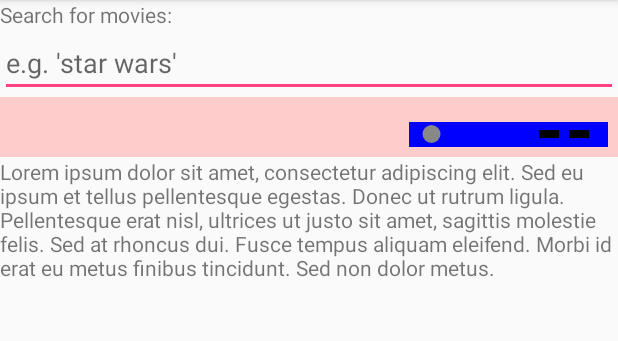
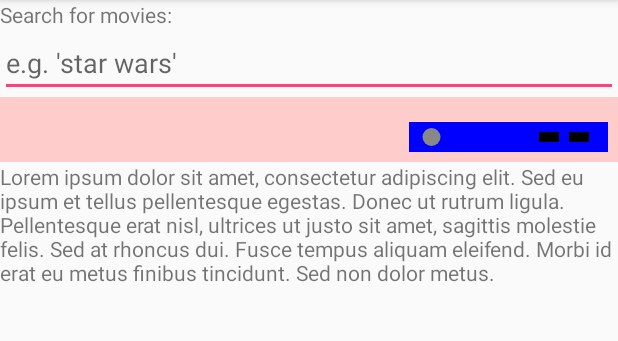
Before and after one commit to torstengustafsson/TDDC73_Project, an Android app: the screen it shows after launch (MainActivity), on a phone screen of 412 x 824 dp, the part 84-425 px from its top. Run offline under Robolectric (Android 15) with nearby library versions, the phone set to English and light mode, and no system bars.

```diff
--- a/Carousel/app/src/main/java/com/example/administrator/carousel/PageIndicator.java
+++ b/Carousel/app/src/main/java/com/example/administrator/carousel/PageIndicator.java
@@ -7,7 +7,10 @@ import android.graphics.Color;
 import android.graphics.Paint;
 import android.graphics.Region;
 import android.graphics.drawable.ShapeDrawable;
+import android.graphics.drawable.shapes.ArcShape;
+import android.graphics.drawable.shapes.OvalShape;
 import android.graphics.drawable.shapes.RectShape;
+import android.graphics.drawable.shapes.Shape;
 import android.util.AttributeSet;
 import android.util.Log;
 import android.view.LayoutInflater;
@@ -23,7 +26,7 @@ import static android.graphics.Color.RED;
  * using two arrow buttons. Circles are used to show where user is positioned.
  */
 
-public class PageIndicator extends View implements View.OnClickListener {
+public class PageIndicator extends View{
 
     private Paint paint;
     private int radius;
@@ -73,10 +76,8 @@ public class PageIndicator extends View implements View.OnClickListener {
 
     private void init(){
         //setOnClickListener(this);
-
         paint = new Paint();
         paint.setColor(Color.GRAY);
-        radius = 20;
         pages = 1;
         next = new ShapeDrawable(new RectShape());
         back = new ShapeDrawable(new RectShape());
@@ -92,20 +93,11 @@ public class PageIndicator extends View implements View.OnClickListener {
     }
 
     @Override
-    public void onClick(View view) {
-        Toast.makeText(getContext(), "Du har klickat", Toast.LENGTH_SHORT).show();
-    }
-
-    @Override
     public boolean onTouchEvent(MotionEvent event) {
         // MotionEvent object holds X-Y values
         if(event.getAction() == MotionEvent.ACTION_DOWN) {
             if(checkBoundsNext(event.getX(), event.getY())){
-                String text = "You click at x = " + event.getX() + " and y = " + event.getY();
-                Toast.makeText(getContext(), text, Toast.LENGTH_LONG).show();
-                onClick(this);
             }else if(checkBoundsBack(event.getX(), event.getY())){
-                onClick(this);
             }
         }
 
--- a/Carousel/app/src/main/res/layout/carousel.xml
+++ b/Carousel/app/src/main/res/layout/carousel.xml
@@ -15,6 +15,7 @@
                 android:textStyle="bold"
                 android:layout_gravity="center"
                 android:layout_weight="1"
+                android:minHeight="20dp"
                 android:id="@+id/headerText"/>
 
 
@@ -24,7 +25,8 @@
                 android:id="@+id/pageIndicatorView"
                 android:layout_width="match_parent"
                 android:layout_height="match_parent"
-                android:layout_weight="2">
+                android:layout_weight="2"
+                android:minHeight="20dp">
             </com.example.administrator.carousel.PageIndicator>
 
         </LinearLayout>
```
